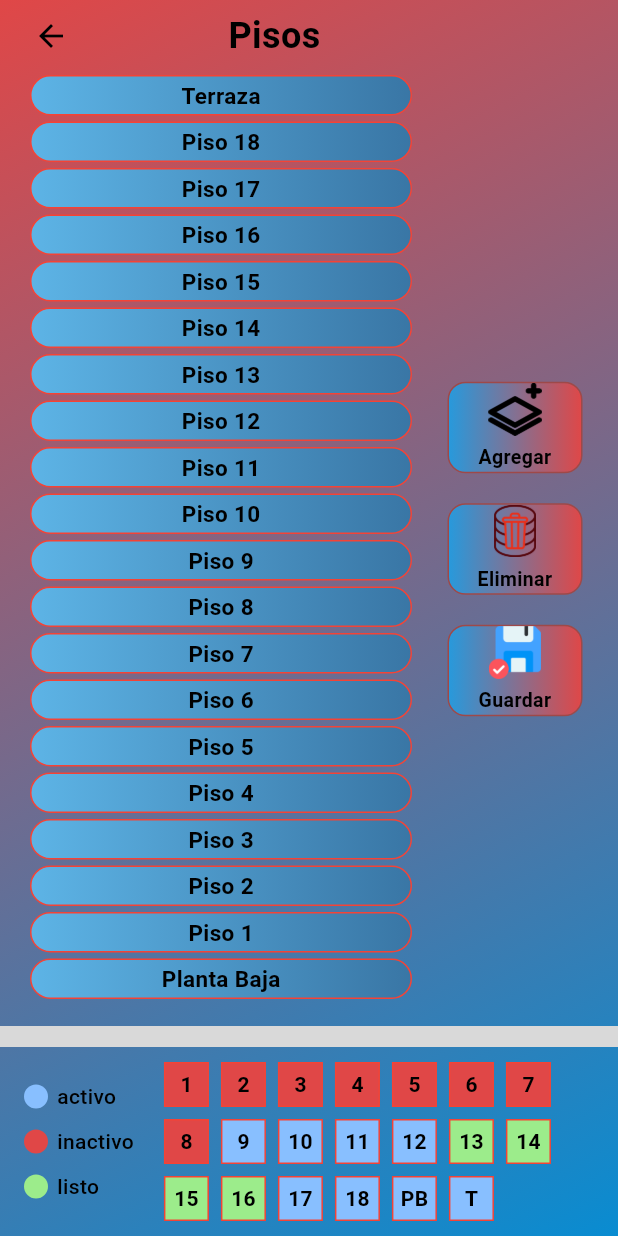
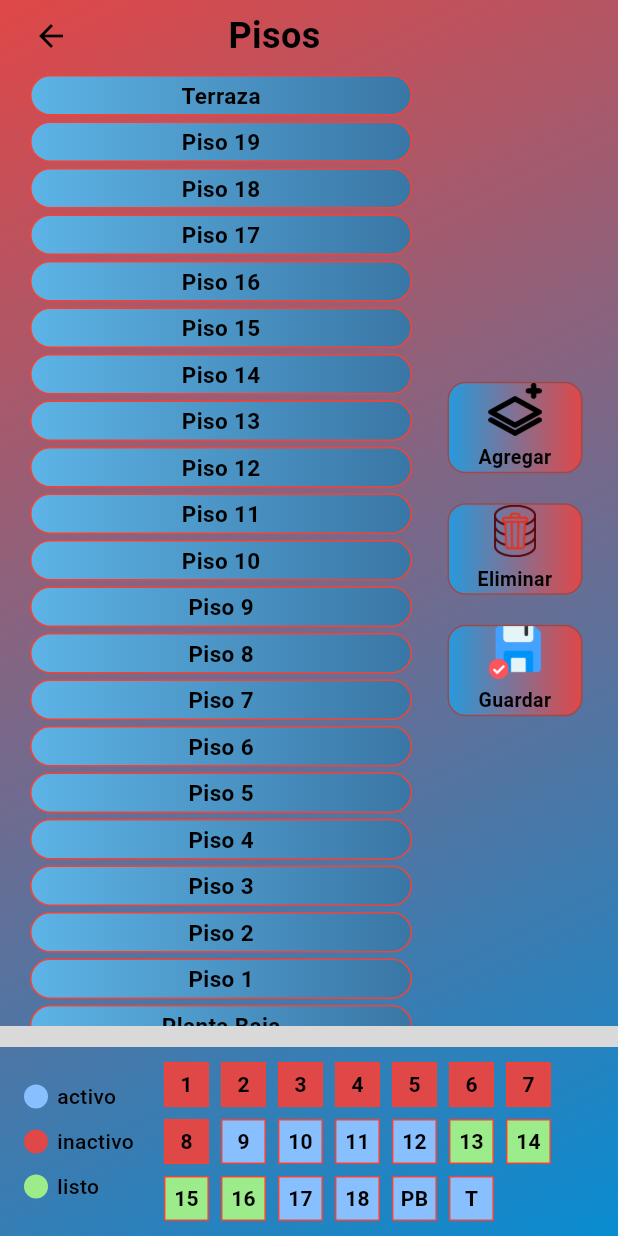
Before and after one commit to HonaWaveSoftwareInnovations/CovidalApp, a Flutter app: the EdificioPage screen opened directly, after a tap on "Agregar", on a phone screen of 412 x 824 dp. Run offline on Flutter 3.47's test engine with Material 3 defaults, Android fonts, the light colour scheme and no system bars; our stand-ins replace cloud_firestore, firebase_core; accounts and stored records are empty.

Commit message:
Agrega lógica de agregar, eliminar con confirmación y selección de pisos

```diff
--- a/lib/main.dart
+++ b/lib/main.dart
@@ -16,7 +16,7 @@ class MyApp extends StatelessWidget {
   Widget build(BuildContext context) {
     return const MaterialApp(
       debugShowCheckedModeBanner: false,
-      home: Home(), // ← Aquí pones la pantalla de login
+      home: Login(), // ← Aquí pones la pantalla de login
     );
   }
 }
--- a/lib/screens/edificio.dart
+++ b/lib/screens/edificio.dart
@@ -1,33 +1,128 @@
 import 'package:flutter/material.dart';
 
-class EdificioPage extends StatelessWidget {
+class EdificioPage extends StatefulWidget {
   const EdificioPage({super.key});
 
-  final List<String> pisos = const [
-    'Planta Baja',
+  @override
+  State<EdificioPage> createState() => _EdificioPageState();
+}
+
+class _EdificioPageState extends State<EdificioPage> {
+  List<String> pisosDinamicos = [
+    'Piso 18',
+    'Piso 17',
+    'Piso 16',
+    'Piso 15',
+    'Piso 14',
+    'Piso 13',
+    'Piso 12',
+    'Piso 11',
+    'Piso 10',
+    'Piso 9',
+    'Piso 8',
+    'Piso 7',
+    'Piso 6',
+    'Piso 5',
+    'Piso 4',
+    'Piso 3',
+    'Piso 2',
     'Piso 1',
-    'Piso 2',
-    'Piso 3',
-    'Piso 4',
-    'Piso 5',
-    'Piso 6',
-    'Piso 7',
-    'Piso 8',
-    'Piso 9',
-    'Piso 10',
-    'Piso 11',
-    'Piso 12',
-    'Piso 13',
-    'Piso 14',
-    'Piso 15',
-    'Piso 16',
-    'Piso 17',
-    'Piso 18',
-    'Terraza',
   ];
+
+  final String terraza = 'Terraza';
+  final String plantaBaja = 'Planta Baja';
+  bool terrazaVisible = true;
+
+  String? pisoSeleccionado;
+
+  int _obtenerSiguienteNumero() {
+    final regex = RegExp(r'Piso (\d+)');
+    final numeros =
+        pisosDinamicos
+            .map((e) => regex.firstMatch(e))
+            .where((e) => e != null)
+            .map((e) => int.parse(e!.group(1)!))
+            .toList();
+
+    if (numeros.isEmpty) return 1;
+    return numeros.reduce((a, b) => a > b ? a : b) + 1;
+  }
+
+  void _agregarPiso() {
+    final nuevoNumero = _obtenerSiguienteNumero();
+    setState(() {
+      pisosDinamicos.insert(0, 'Piso $nuevoNumero');
+    });
+  }
+
+  void _eliminarPiso() {
+    if (pisoSeleccionado == null) return;
+
+    final esDinamico = pisosDinamicos.contains(pisoSeleccionado);
+    final esTerraza = pisoSeleccionado == terraza;
+
+    if (!esDinamico && !esTerraza) return;
+
+    showDialog(
+      context: context,
+      builder: (context) {
+        return AlertDialog(
+          title: const Text('Confirmar eliminación'),
+          content: Text(
+            '¿Estás seguro de eliminar el piso "$pisoSeleccionado"?',
+          ),
+          actions: [
+            TextButton(
+              onPressed: () {
+                setState(() {
+                  pisoSeleccionado = null;
+                });
+                Navigator.pop(context);
+              },
+              child: const Text('Cancelar'),
+            ),
+            ElevatedButton(
+              onPressed: () {
+                setState(() {
+                  if (esDinamico) {
+                    pisosDinamicos.remove(pisoSeleccionado);
+                  } else if (esTerraza) {
+                    terrazaVisible = false;
+                  }
+                  pisoSeleccionado = null;
+                });
+                Navigator.pop(context);
+              },
+              style: ElevatedButton.styleFrom(
+                backgroundColor: Colors.redAccent,
+                foregroundColor: Colors.white,
+              ),
+              child: const Text('Eliminar'),
+            ),
+          ],
+        );
+      },
+    );
+  }
+
+  void _guardarCambios() {
+    ScaffoldMessenger.of(context).showSnackBar(
+      const SnackBar(content: Text('Función guardar aún no implementada')),
+    );
+  }
+
+  bool _esSeleccionado(String piso) {
+    return piso == pisoSeleccionado;
+  }
 
   @override
   Widget build(BuildContext context) {
+    final List<String> listaParaMostrar = [
+      if (terrazaVisible) terraza,
+      ...pisosDinamicos,
+      plantaBaja,
+    ];
+
     return Scaffold(
       body: Stack(
         children: [
@@ -45,7 +140,7 @@ class EdificioPage extends StatelessWidget {
           SafeArea(
             child: Column(
               children: [
-                // AppBar personalizado
+                // AppBar
                 Padding(
                   padding: const EdgeInsets.symmetric(horizontal: 10),
                   child: Row(
@@ -80,19 +175,69 @@ class EdificioPage extends StatelessWidget {
                           padding: const EdgeInsets.only(left: 20),
                           child: ListView.builder(
                             padding: EdgeInsets.zero,
-                            itemCount: pisos.length,
+                            itemCount: listaParaMostrar.length,
                             itemBuilder: (context, index) {
-                              final piso = pisos.reversed.toList()[index];
+                              final piso = listaParaMostrar[index];
+                              final seleccionado = _esSeleccionado(piso);
+
                               return Padding(
                                 padding: const EdgeInsets.symmetric(
                                   vertical: 2,
                                 ),
+                                child: GestureDetector(
+                                  onTap: () {
+                                    if (_esSeleccionado(piso)) {
+                                      setState(() {
+                                        pisoSeleccionado = null;
+                                      });
+                                    } else {
+                                      // Futuro: Navegar a pantalla del piso
+                                    }
+                                  },
+                                  onLongPress: () {
+                                    if (piso != plantaBaja) {
+                                      setState(() {
+                                        pisoSeleccionado =
+                                            pisoSeleccionado == piso
+                                                ? null
+                                                : piso;
+                                      });
+                                    }
+                                  },
                                   child: Container(
                                     decoration: BoxDecoration(
-                                    gradient: const LinearGradient(
+                                      gradient:
+                                          seleccionado
+                                              ? const LinearGradient(
                                                 colors: [
-                                        Color.fromARGB(255, 93, 180, 230),
-                                        Color.fromARGB(255, 57, 118, 165),
+                                                  Color.fromARGB(
+                                                    255,
+                                                    221,
+                                                    86,
+                                                    86,
+                                                  ),
+                                                  Color.fromARGB(
+                                                    255,
+                                                    231,
+                                                    81,
+                                                    81,
+                                                  ),
+                                                ],
+                                              )
+                                              : const LinearGradient(
+                                                colors: [
+                                                  Color.fromARGB(
+                                                    255,
+                                                    93,
+                                                    180,
+                                                    230,
+                                                  ),
+                                                  Color.fromARGB(
+                                                    255,
+                                                    57,
+                                                    118,
+                                                    165,
+                                                  ),
                                                 ],
                                               ),
                                       borderRadius: BorderRadius.circular(20),
@@ -118,13 +263,14 @@ class EdificioPage extends StatelessWidget {
                                       ),
                                     ),
                                   ),
+                                ),
                               );
                             },
                           ),
                         ),
                       ),
 
-                      // Botones laterales
+                      // Botones
                       Expanded(
                         flex: 1,
                         child: Column(
@@ -133,19 +279,19 @@ class EdificioPage extends StatelessWidget {
                             _BotonAccion(
                               iconPath: 'assets/images/agregar.png',
                               texto: "Agregar",
-                              onTap: () {},
+                              onTap: _agregarPiso,
                             ),
                             const SizedBox(height: 20),
                             _BotonAccion(
                               iconPath: 'assets/images/eliminar.png',
                               texto: "Eliminar",
-                              onTap: () {},
+                              onTap: _eliminarPiso,
                             ),
                             const SizedBox(height: 20),
                             _BotonAccion(
                               iconPath: 'assets/images/guardar.png',
                               texto: "Guardar",
-                              onTap: () {},
+                              onTap: _guardarCambios,
                             ),
                           ],
                         ),
@@ -170,7 +316,6 @@ class EdificioPage extends StatelessWidget {
                   child: Row(
                     crossAxisAlignment: CrossAxisAlignment.center,
                     children: [
-                      // Leyenda izquierda
                       Column(
                         crossAxisAlignment: CrossAxisAlignment.start,
                         children: const [
@@ -191,8 +336,6 @@ class EdificioPage extends StatelessWidget {
                         ],
                       ),
                       const SizedBox(width: 20),
-
-                      // Grilla de estados
                       Expanded(
                         child: Wrap(
                           spacing: 8,
```
Lines whose indentation alone changed are shown as unchanged.
